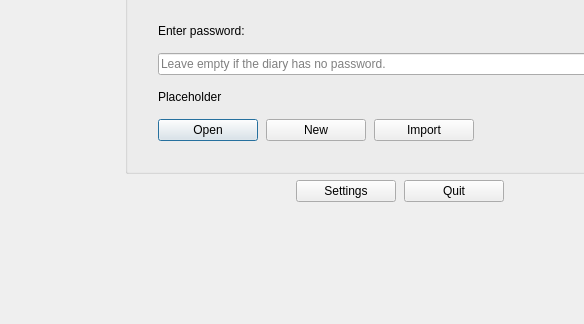
Old version of the form src/gui/mainmenu.ui in the repository someretical/TheoreticalDiary; both pictures show x 0 to 584 and y 276 to 600 of the 800 by 600 pixel window.
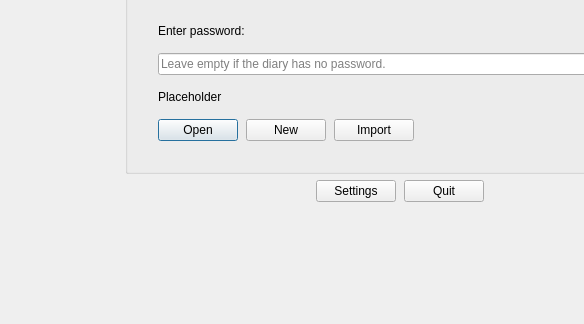
New version of the form. Icons and pictures are not drawn. Custom widgets are drawn as their Qt base class.

```diff
--- a/src/gui/mainmenu.ui
+++ b/src/gui/mainmenu.ui
@@ -153,34 +153,28 @@
      </property>
      <item row="0" column="1">
       <widget class="QPushButton" name="options_button">
-       <property name="minimumSize">
-        <size>
-         <width>100</width>
-         <height>0</height>
-        </size>
-       </property>
        <property name="toolTip">
         <string>Open the settings menu.</string>
        </property>
        <property name="text">
         <string>Settings</string>
        </property>
+       <property name="autoDefault">
+        <bool>true</bool>
+       </property>
       </widget>
      </item>
      <item row="0" column="2">
       <widget class="QPushButton" name="quit_button">
-       <property name="minimumSize">
-        <size>
-         <width>100</width>
-         <height>0</height>
-        </size>
-       </property>
        <property name="toolTip">
         <string>Exit the application.</string>
        </property>
        <property name="text">
         <string>Quit</string>
        </property>
+       <property name="autoDefault">
+        <bool>true</bool>
+       </property>
       </widget>
      </item>
      <item row="0" column="3">
@@ -329,18 +323,15 @@
           </property>
           <item row="0" column="0">
            <widget class="QPushButton" name="decrypt_button">
-            <property name="minimumSize">
-             <size>
-              <width>100</width>
-              <height>0</height>
-             </size>
-            </property>
             <property name="toolTip">
              <string>Open local diary.</string>
             </property>
             <property name="text">
              <string>Open</string>
             </property>
+            <property name="autoDefault">
+             <bool>true</bool>
+            </property>
             <property name="default">
              <bool>true</bool>
             </property>
@@ -348,34 +339,28 @@
           </item>
           <item row="0" column="2">
            <widget class="QPushButton" name="import_button">
-            <property name="minimumSize">
-             <size>
-              <width>100</width>
-              <height>0</height>
-             </size>
-            </property>
             <property name="toolTip">
              <string>Import an unencrypted JSON diary.</string>
             </property>
             <property name="text">
              <string>Import</string>
             </property>
+            <property name="autoDefault">
+             <bool>true</bool>
+            </property>
            </widget>
           </item>
           <item row="0" column="1">
            <widget class="QPushButton" name="new_button">
-            <property name="minimumSize">
-             <size>
-              <width>100</width>
-              <height>0</height>
-             </size>
-            </property>
             <property name="toolTip">
              <string>Create a new diary.</string>
             </property>
             <property name="text">
              <string>New</string>
             </property>
+            <property name="autoDefault">
+             <bool>true</bool>
+            </property>
            </widget>
           </item>
           <item row="0" column="3">
```
